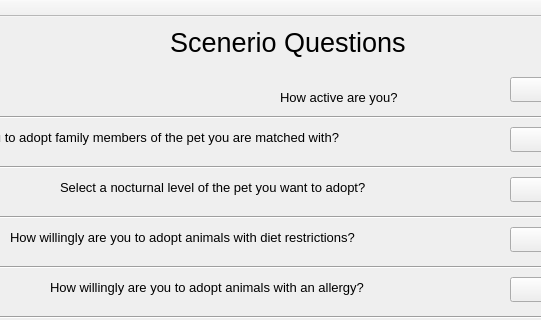
First picture: the form in qt_cuacs_UI/mainwindow.ui, repository kalebtesfay/Animal_Shelter_System, before the edit; both pictures show x 150 to 691 and y 0 to 320 of the 903 by 606 pixel window.
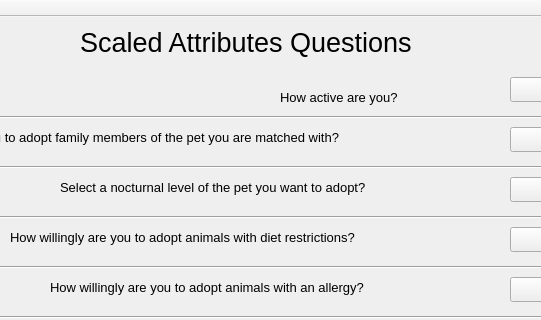
Second picture: the form after the edit. The open tabs and pages were chosen to show the change.

Commit message: Scaled Attributes Boxes filled:rocket:

The edit to the form file:
```diff
--- a/qt_cuacs_UI/mainwindow.ui
+++ b/qt_cuacs_UI/mainwindow.ui
@@ -3617,9 +3617,9 @@
      <widget class="QLabel" name="label_67">
       <property name="geometry">
        <rect>
-        <x>320</x>
+        <x>230</x>
         <y>0</y>
-        <width>261</width>
+        <width>381</width>
         <height>51</height>
        </rect>
       </property>
@@ -3629,7 +3629,7 @@
        </font>
       </property>
       <property name="text">
-       <string>Scenerio Questions</string>
+       <string>Scaled Attributes Questions </string>
       </property>
      </widget>
      <widget class="QLabel" name="label_68">
```
The commit also changes 2 other files.
